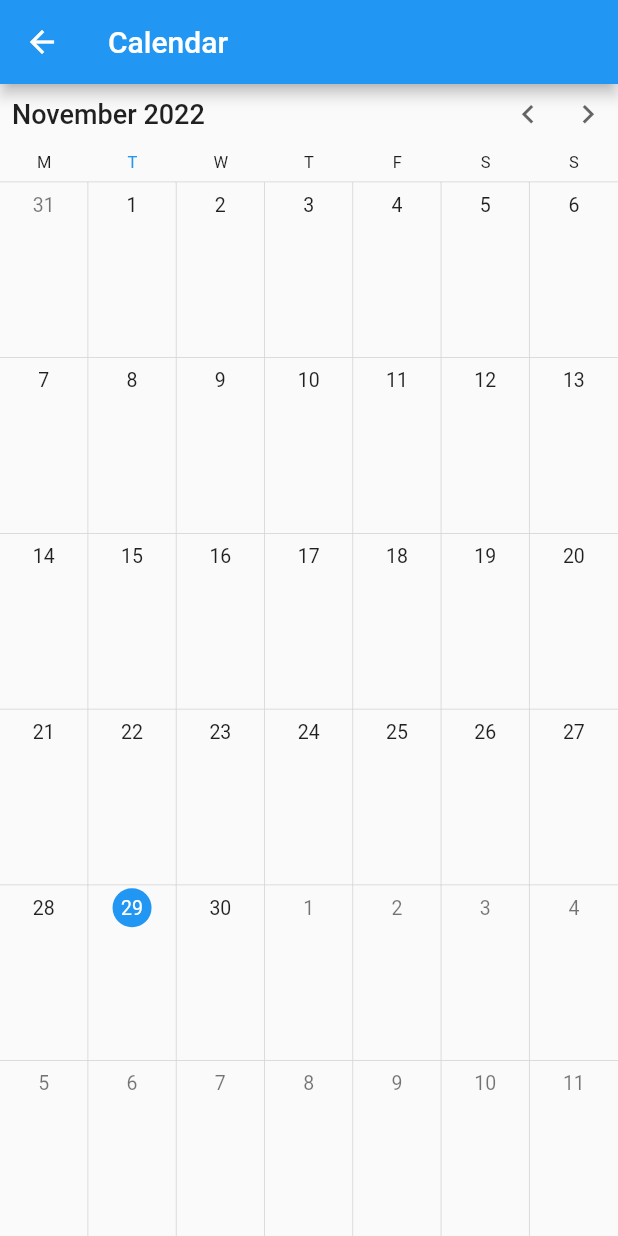
After one commit to jomorales1/en-parche, a Flutter app: the CalendarPage screen opened directly, on a phone screen of 412 x 824 dp. The commit adds this screen. Run offline on Flutter 3.47's test engine with Material 2 defaults, Android fonts, the phone set to English and light mode, and no system bars; drawn by our look-alikes of syncfusion_flutter_calendar; our stand-ins replace cloud_firestore, dartz, equatable, firebase_auth, firebase_core, firebase_storage and 7 more; accounts and stored records are empty.

Commit message:
Adding calendar

```diff
--- /dev/null
+++ b/flutter_app/lib/pages/calendar.dart
@@ -0,0 +1,208 @@
+import 'package:dartz/dartz_unsafe.dart';
+import 'package:flutter/material.dart';
+import 'package:intl/intl.dart';
+import 'package:cloud_firestore/cloud_firestore.dart';
+import 'package:firebase_core/firebase_core.dart';
+import 'package:syncfusion_flutter_calendar/calendar.dart';
+import 'package:shared_preferences/shared_preferences.dart';
+import 'package:flutter_app/services_provider.dart';
+
+class CalendarPage extends StatefulWidget {
+  const CalendarPage({super.key});
+
+  @override
+  State<CalendarPage> createState() => _CalendarPageState();
+}
+
+class _CalendarPageState extends State<CalendarPage> {
+  String? _eventTitle,
+      _eventDate,
+      _eventStartTime,
+      _eventEndTime,
+      _eventPlace,
+      _eventOrganizer,
+      _eventDescription,
+      _eventImage,
+      _timeDetails,
+      _subjectText,
+      _dateText;
+
+  @override
+  void initState() {
+    _eventTitle = '';
+    _eventDate = '';
+    _eventStartTime = '';
+    _eventPlace = '';
+    _eventOrganizer = '';
+    _eventDescription = '';
+    _eventImage = '';
+    _timeDetails = '';
+    _subjectText = '';
+    _dateText = '';
+    super.initState();
+    Firebase.initializeApp().whenComplete(() {
+      setState(() {});
+    });
+  }
+
+  Future<QuerySnapshot> retrieveEvents() async {
+    SharedPreferences preferences = getIt();
+    String? email = preferences.getString("email");
+    Future<QuerySnapshot> events;
+    var user = await FirebaseFirestore.instance
+        .collection("users")
+        .where("email", isEqualTo: email)
+        .limit(1)
+        .get();
+    var eventsList = user.docs[0].data()['events'];
+    var query = FirebaseFirestore.instance
+        .collection("events")
+        .where(FieldPath.documentId, whereIn: eventsList);
+    events = query.get();
+    return events;
+  }
+
+  @override
+  Widget build(BuildContext context) {
+    return Scaffold(
+      appBar: AppBar(
+        title: const Text("Calendar"),
+      ),
+      body: FutureBuilder(
+          future: retrieveEvents(),
+          builder: (context, AsyncSnapshot<QuerySnapshot> snapshot) {
+            if (snapshot.hasData) {
+              var snap = snapshot.data;
+              List docs = snap!.docs;
+              return SfCalendar(
+                view: CalendarView.month,
+                selectionDecoration: BoxDecoration(
+                  color: Colors.transparent,
+                  border: Border.all(color: Colors.blue, width: 2),
+                  borderRadius: const BorderRadius.all(Radius.circular(4)),
+                  shape: BoxShape.rectangle,
+                ),
+                showNavigationArrow: true,
+                cellEndPadding: 5,
+                showCurrentTimeIndicator: true,
+                todayHighlightColor: Colors.blue,
+                firstDayOfWeek: 1,
+                dataSource: getCalendarDataSource(docs),
+                onTap: calendarTapped,
+                monthViewSettings: MonthViewSettings(
+                    appointmentDisplayMode:
+                        MonthAppointmentDisplayMode.appointment),
+              );
+            }
+            return SfCalendar(
+              view: CalendarView.month,
+              selectionDecoration: BoxDecoration(
+                color: Colors.transparent,
+                border: Border.all(color: Colors.blue, width: 2),
+                borderRadius: const BorderRadius.all(Radius.circular(4)),
+                shape: BoxShape.rectangle,
+              ),
+              showNavigationArrow: true,
+              cellEndPadding: 5,
+              showCurrentTimeIndicator: true,
+              todayHighlightColor: Colors.blue,
+              firstDayOfWeek: 1,
+              onTap: calendarTapped,
+              monthViewSettings: MonthViewSettings(
+                  appointmentDisplayMode:
+                      MonthAppointmentDisplayMode.appointment),
+            );
+          }),
+    );
+  }
+
+  void calendarTapped(CalendarTapDetails calendarTapDetails) {
+    if (calendarTapDetails.targetElement == CalendarElement.appointment ||
+        calendarTapDetails.targetElement == CalendarElement.agenda) {
+      final Appointment appointmentDetails =
+          calendarTapDetails.appointments![0];
+      _eventTitle = appointmentDetails.subject;
+      _eventDate = DateFormat('MMMM dd, yyyy')
+          .format(appointmentDetails.startTime)
+          .toString();
+      _eventStartTime =
+          DateFormat('hh:mm a').format(appointmentDetails.startTime).toString();
+      _eventEndTime =
+          DateFormat('hh:mm a').format(appointmentDetails.endTime).toString();
+      _timeDetails = '$_eventStartTime - $_eventEndTime';
+      _eventPlace = appointmentDetails.location;
+    } else if (calendarTapDetails.targetElement ==
+        CalendarElement.calendarCell) {
+      _subjectText = "You have tapped cell";
+      _dateText = DateFormat('MMMM dd, yyyy')
+          .format(calendarTapDetails.date!)
+          .toString();
+      _timeDetails = '';
+    }
+    showDialog(
+        context: context,
+        builder: (BuildContext context) {
+          return AlertDialog(
+            title: Container(child: new Text('$_subjectText')),
+            content: Container(
+              height: 80,
+              child: Column(
+                children: <Widget>[
+                  Row(
+                    children: <Widget>[
+                      Text(
+                        '$_dateText',
+                        style: const TextStyle(
+                          fontWeight: FontWeight.w400,
+                          fontSize: 20,
+                        ),
+                      ),
+                    ],
+                  ),
+                  SizedBox(
+                    height: 40,
+                    child: Row(
+                      children: <Widget>[
+                        Text(_timeDetails!,
+                            style: const TextStyle(
+                                fontWeight: FontWeight.w400, fontSize: 15)),
+                      ],
+                    ),
+                  ),
+                ],
+              ),
+            ),
+            actions: <Widget>[
+              TextButton(
+                  onPressed: () {
+                    Navigator.of(context).pop();
+                  },
+                  child: const Text('Close'))
+            ],
+          );
+        });
+  }
+}
+
+DataSource getCalendarDataSource(var events) {
+  final List<Appointment> appointments = <Appointment>[];
+  for (var element in events) {
+    appointments.add(Appointment(
+        startTime: DateTime.parse(element.docs[0].get("event_date") +
+            " " +
+            element.docs[0].get("start_time")),
+        endTime: DateTime.parse(element.docs[0].get("event_date") +
+                " " +
+                element.docs[0].get("start_time"))
+            .add(const Duration(hours: 2, days: -1)),
+        subject: element.docs[0].get("title"),
+        color: Colors.lightBlueAccent));
+  }
+  return DataSource(appointments);
+}
+
+class DataSource extends CalendarDataSource {
+  DataSource(List<Appointment> source) {
+    appointments = source;
+  }
+}
--- a/flutter_app/lib/screens/mainscreen.dart
+++ b/flutter_app/lib/screens/mainscreen.dart
@@ -1,6 +1,7 @@
 import 'package:flutter/material.dart';
 import 'package:flutter_app/pages/EditProfile.dart';
 import 'package:flutter_app/pages/home.dart';
+import 'package:flutter_app/pages/calendar.dart';
 import 'package:animations/animations.dart';
 
 import '../pages/auxiliar.dart';
@@ -37,7 +38,7 @@ class _MainScreenState extends State<Mainscreen> {
     {
       'title': 'Calendar',
       'icon': Icons.calendar_month,
-      'page': const AuxPage(),
+      'page': const CalendarPage(),
       'index': 3,
     },
     {
--- a/flutter_app/lib/src/presentation/register_page.dart
+++ b/flutter_app/lib/src/presentation/register_page.dart
@@ -131,7 +131,8 @@ class RegisterPage extends State<RegisterPageSateful>{
   Future<void> uploadUser({required String name, required String mail}) async{
     await FirebaseFirestore.instance.collection("users").add({
       'name': name,
-      'email': mail
+      'email': mail,
+      'events': []
     });
     print("usuario agregado");
   }
--- a/flutter_app/pubspec.yaml
+++ b/flutter_app/pubspec.yaml
@@ -53,6 +53,7 @@ dependencies:
   intl: ^0.17.0
   image_picker: ^0.8.6
   firebase_storage: ^11.0.5
+  syncfusion_flutter_calendar: ^20.3.57
 
 
 dev_dependencies:
```
